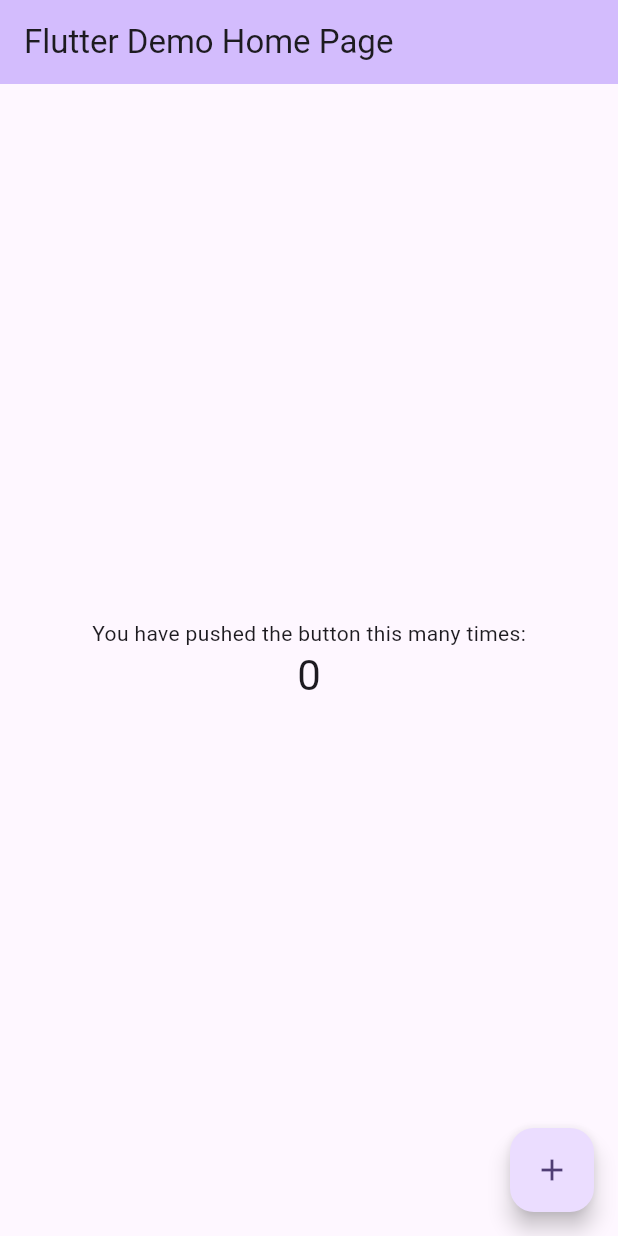
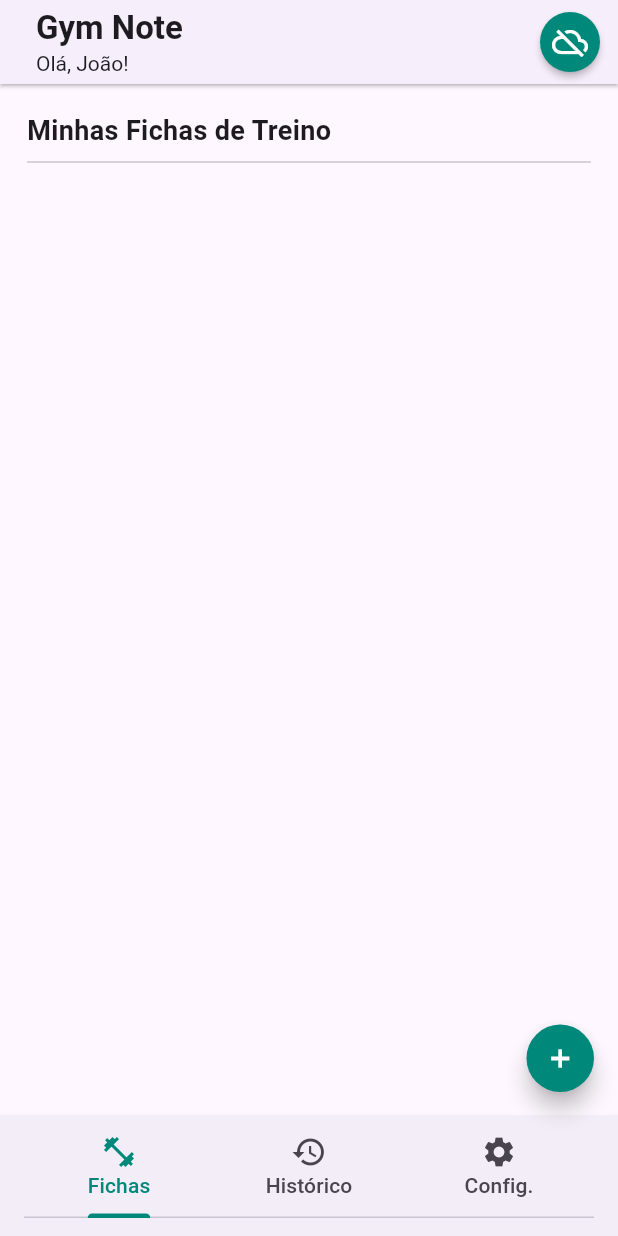
Before and after one commit to MatheusWDB/gym-note, a Flutter app: the screen it shows after launch, on a phone screen of 412 x 824 dp. Run offline on Flutter 3.47's test engine with Material 3 defaults, Android fonts, the phone set to English and light mode, and no system bars.

Commit message:
feat: Criado tela inicial e suas tabs (dashboard, historical e settings)

```diff
--- a/frontend/lib/main.dart
+++ b/frontend/lib/main.dart
@@ -1,4 +1,5 @@
 import 'package:flutter/material.dart';
+import 'package:gym_note/screens/home_screen.dart';
 
 void main() {
   runApp(const MyApp());
@@ -7,116 +8,15 @@ void main() {
 class MyApp extends StatelessWidget {
   const MyApp({super.key});
 
-  // This widget is the root of your application.
   @override
   Widget build(BuildContext context) {
     return MaterialApp(
-      title: 'Flutter Demo',
+      debugShowCheckedModeBanner: false,
+      title: 'Gym Note',
       theme: ThemeData(
-        // This is the theme of your application.
-        //
-        // TRY THIS: Try running your application with "flutter run". You'll see
-        // the application has a purple toolbar. Then, without quitting the app,
-        // try changing the seedColor in the colorScheme below to Colors.green
-        // and then invoke "hot reload" (save your changes or press the "hot
-        // reload" button in a Flutter-supported IDE, or press "r" if you used
-        // the command line to start the app).
-        //
-        // Notice that the counter didn't reset back to zero; the application
-        // state is not lost during the reload. To reset the state, use hot
-        // restart instead.
-        //
-        // This works for code too, not just values: Most code changes can be
-        // tested with just a hot reload.
-        colorScheme: ColorScheme.fromSeed(seedColor: Colors.deepPurple),
+        primaryColor: Colors.teal[600],
       ),
-      home: const MyHomePage(title: 'Flutter Demo Home Page'),
+      home: HomeScreen(),
     );
   }
 }
-
-class MyHomePage extends StatefulWidget {
-  const MyHomePage({super.key, required this.title});
-
-  // This widget is the home page of your application. It is stateful, meaning
-  // that it has a State object (defined below) that contains fields that affect
-  // how it looks.
-
-  // This class is the configuration for the state. It holds the values (in this
-  // case the title) provided by the parent (in this case the App widget) and
-  // used by the build method of the State. Fields in a Widget subclass are
-  // always marked "final".
-
-  final String title;
-
-  @override
-  State<MyHomePage> createState() => _MyHomePageState();
-}
-
-class _MyHomePageState extends State<MyHomePage> {
-  int _counter = 0;
-
-  void _incrementCounter() {
-    setState(() {
-      // This call to setState tells the Flutter framework that something has
-      // changed in this State, which causes it to rerun the build method below
-      // so that the display can reflect the updated values. If we changed
-      // _counter without calling setState(), then the build method would not be
-      // called again, and so nothing would appear to happen.
-      _counter++;
-    });
-  }
-
-  @override
-  Widget build(BuildContext context) {
-    // This method is rerun every time setState is called, for instance as done
-    // by the _incrementCounter method above.
-    //
-    // The Flutter framework has been optimized to make rerunning build methods
-    // fast, so that you can just rebuild anything that needs updating rather
-    // than having to individually change instances of widgets.
-    return Scaffold(
-      appBar: AppBar(
-        // TRY THIS: Try changing the color here to a specific color (to
-        // Colors.amber, perhaps?) and trigger a hot reload to see the AppBar
-        // change color while the other colors stay the same.
-        backgroundColor: Theme.of(context).colorScheme.inversePrimary,
-        // Here we take the value from the MyHomePage object that was created by
-        // the App.build method, and use it to set our appbar title.
-        title: Text(widget.title),
-      ),
-      body: Center(
-        // Center is a layout widget. It takes a single child and positions it
-        // in the middle of the parent.
-        child: Column(
-          // Column is also a layout widget. It takes a list of children and
-          // arranges them vertically. By default, it sizes itself to fit its
-          // children horizontally, and tries to be as tall as its parent.
-          //
-          // Column has various properties to control how it sizes itself and
-          // how it positions its children. Here we use mainAxisAlignment to
-          // center the children vertically; the main axis here is the vertical
-          // axis because Columns are vertical (the cross axis would be
-          // horizontal).
-          //
-          // TRY THIS: Invoke "debug painting" (choose the "Toggle Debug Paint"
-          // action in the IDE, or press "p" in the console), to see the
-          // wireframe for each widget.
-          mainAxisAlignment: MainAxisAlignment.center,
-          children: <Widget>[
-            const Text('You have pushed the button this many times:'),
-            Text(
-              '$_counter',
-              style: Theme.of(context).textTheme.headlineMedium,
-            ),
-          ],
-        ),
-      ),
-      floatingActionButton: FloatingActionButton(
-        onPressed: _incrementCounter,
-        tooltip: 'Increment',
-        child: const Icon(Icons.add),
-      ), // This trailing comma makes auto-formatting nicer for build methods.
-    );
-  }
-}
--- /dev/null
+++ b/frontend/lib/screens/home_screen.dart
@@ -0,0 +1,144 @@
+import 'package:flutter/material.dart';
+import 'package:gym_note/tabs/historical_tab.dart';
+import 'package:gym_note/tabs/dashboard_tab.dart';
+import 'package:gym_note/tabs/setting_tab.dart';
+
+class HomeScreen extends StatefulWidget {
+  const HomeScreen({super.key});
+
+  @override
+  State<HomeScreen> createState() => _HomeScreenState();
+}
+
+class _HomeScreenState extends State<HomeScreen> with TickerProviderStateMixin {
+  late final TabController _tabController;
+  int _activeMenu = 0;
+  Widget _childContent = DashboardTab();
+  String _subTitle = "Minhas Fichas de Treino";
+  bool _synchronized = false;
+
+  void _synchronizeData() {
+    setState(() {
+      _synchronized = true;
+    });
+  }
+
+  @override
+  void initState() {
+    super.initState();
+    _tabController = TabController(length: 3, vsync: this);
+  }
+
+  @override
+  Widget build(BuildContext context) {
+    Color primaryColor = Theme.of(context).primaryColor;
+
+    return Scaffold(
+      appBar: AppBar(
+        elevation: 1.0,
+        shadowColor: Colors.black,
+        actionsPadding: EdgeInsets.all(8.0),
+        actions: [
+          IconButton(
+            color: Colors.white,
+            style: IconButton.styleFrom(
+              backgroundColor: primaryColor,
+              elevation: 2.0,
+              shadowColor: Colors.black,
+            ),
+            onPressed: _synchronizeData,
+            icon: Icon(
+              _synchronized
+                  ? Icons.cloud_done_outlined
+                  : Icons.cloud_off_outlined,
+            ),
+          ),
+        ],
+        title: Padding(
+          padding: const EdgeInsets.all(8.0),
+          child: Column(
+            children: [
+              Row(
+                mainAxisAlignment: MainAxisAlignment.spaceBetween,
+                children: [
+                  Column(
+                    crossAxisAlignment: CrossAxisAlignment.start,
+                    children: [
+                      Text(
+                        "Gym Note",
+                        style: TextStyle(fontWeight: FontWeight.bold),
+                      ),
+                      Text("Olá, João!", style: TextStyle(fontSize: 14.0)),
+                    ],
+                  ),
+                ],
+              ),
+            ],
+          ),
+        ),
+      ),
+      bottomNavigationBar: BottomAppBar(
+        elevation: 2.0,
+        shadowColor: Colors.black,
+        child: TabBar(
+          controller: _tabController,
+          tabAlignment: TabAlignment.fill,
+          labelColor: primaryColor,
+          indicatorColor: primaryColor,
+          onTap: (value) {
+            if (value == _activeMenu) return;
+
+            setState(() {
+              _activeMenu = value;
+
+              switch (value) {
+                case 0:
+                  _childContent = DashboardTab();
+                  _subTitle = 'Minhas Fichas de Treino';
+                  break;
+                case 1:
+                  _childContent = HistoricalTab();
+                  _subTitle = 'Histórico e Progresso';
+                default:
+                  _childContent = SettingTab();
+                  _subTitle = 'Configurações e Conta';
+              }
+            });
+          },
+          tabs: [
+            Column(children: [Icon(Icons.fitness_center), Text("Fichas")]),
+            Column(children: [Icon(Icons.history), Text("Histórico")]),
+            Column(children: [Icon(Icons.settings), Text("Config.")]),
+          ],
+        ),
+      ),
+      floatingActionButton: _activeMenu == 0
+          ? Container(
+              alignment: Alignment.bottomRight,
+              width: 45.0,
+              height: 45.0,
+              child: FittedBox(
+                child: FloatingActionButton(
+                  foregroundColor: Colors.white,
+                  shape: CircleBorder(),
+                  backgroundColor: primaryColor,
+                  onPressed: () {},
+                  child: const Icon(Icons.add, fontWeight: FontWeight.bold),
+                ),
+              ),
+            )
+          : null,
+      body: Container(
+        padding: EdgeInsets.all(18.0),
+        child: Column(
+          crossAxisAlignment: CrossAxisAlignment.stretch,
+          children: [
+            Text(_subTitle, textAlign: TextAlign.start, style: TextStyle(fontWeight: FontWeight.w700, fontSize: 18.0)),
+            Divider(),
+            Expanded(child: _childContent),
+          ],
+        ),
+      ),
+    );
+  }
+}
--- /dev/null
+++ b/frontend/lib/tabs/dashboard_tab.dart
@@ -0,0 +1,15 @@
+import 'package:flutter/material.dart';
+
+class DashboardTab extends StatefulWidget {
+  const DashboardTab({super.key});
+
+  @override
+  State<DashboardTab> createState() => _DashboardTabState();
+}
+
+class _DashboardTabState extends State<DashboardTab> {
+  @override
+  Widget build(BuildContext context) {
+    return ListView.builder(itemBuilder: (context, index) => null);
+  }
+}
```
Also changed, not shown: frontend/lib/tabs/historical_tab.dart (added, +29 -0 lines), frontend/lib/tabs/setting_tab.dart (added, +127 -0 lines).
